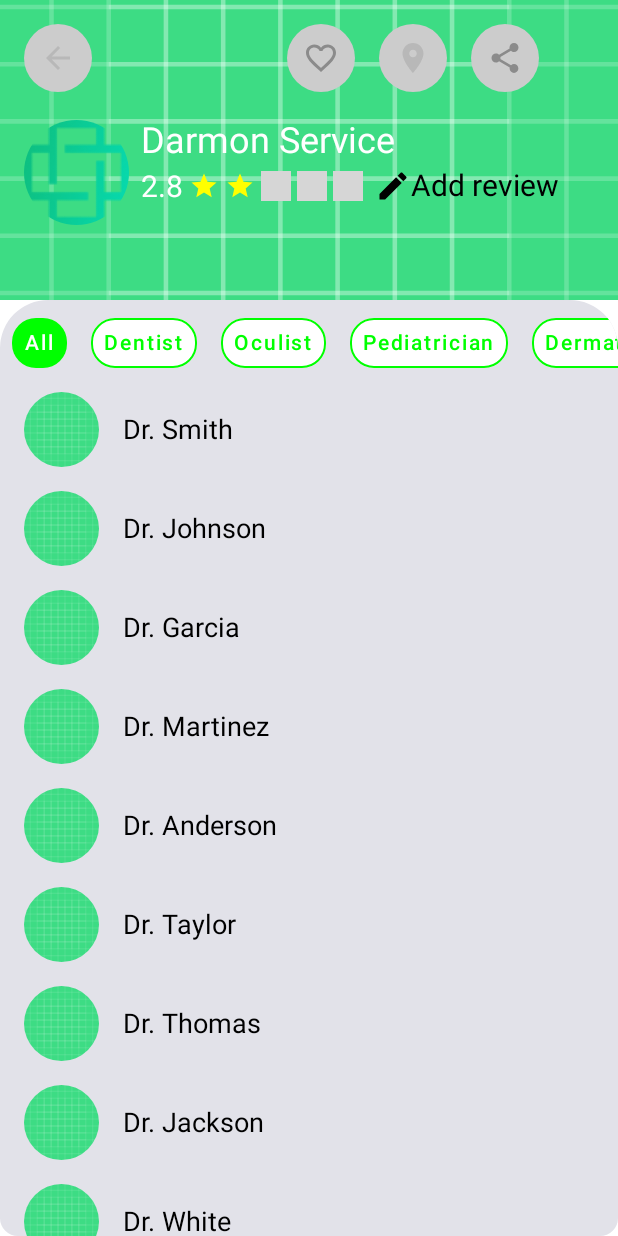
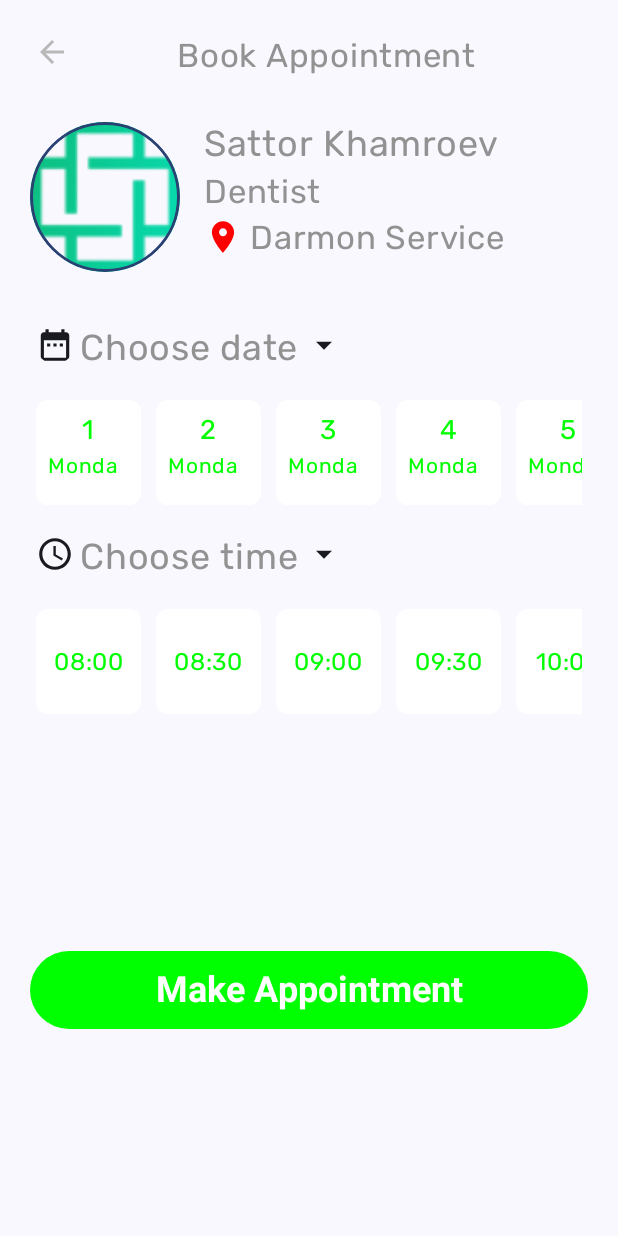
Before and after one commit to Khamroev001/ShifoUz, an Android app built with Jetpack Compose: the screen it shows after launch (MainActivity), on a phone screen of 412 x 824 dp. Run offline under Robolectric (Android 15) with nearby library versions, the phone set to English and light mode, and no system bars; grey boxes are pictures that could not be loaded.

Commit message:
BookAppiontment.kt\

```diff
--- a/app/src/main/java/uz/khamroev/MainActivity.kt
+++ b/app/src/main/java/uz/khamroev/MainActivity.kt
@@ -11,7 +11,7 @@ import androidx.compose.runtime.Composable
 import androidx.compose.ui.Modifier
 import androidx.compose.ui.tooling.preview.Preview
 import androidx.navigation.compose.rememberNavController
-import uz.khamroev.navigation.NavGraph
+import uz.khamroev.screens.BookAppointmentView
 import uz.khamroev.screens.HospitalProfile
 import uz.khamroev.ui.theme.ShifoUzTheme
 
@@ -29,7 +29,7 @@ class MainActivity : ComponentActivity() {
 //                    val navigation= rememberNavController()
 //                    NavGraph(navController = navigation)
 
-                    HospitalProfile()
+                    BookAppointmentView()
 
 
 
--- /dev/null
+++ b/app/src/main/java/uz/khamroev/screens/BookApointment.kt
@@ -0,0 +1,292 @@
+package uz.khamroev.screens
+
+import android.annotation.SuppressLint
+import android.util.Log
+import androidx.compose.material.icons.Icons
+import androidx.compose.material.icons.filled.ArrowDropDown
+import androidx.compose.material.icons.filled.DateRange
+import androidx.compose.ui.text.style.TextAlign
+import androidx.compose.foundation.Image
+import androidx.compose.foundation.background
+import androidx.compose.foundation.border
+import androidx.compose.foundation.clickable
+import androidx.compose.foundation.layout.*
+import androidx.compose.foundation.lazy.LazyRow
+import androidx.compose.foundation.lazy.itemsIndexed
+import androidx.compose.foundation.shape.CircleShape
+import androidx.compose.foundation.shape.RoundedCornerShape
+import androidx.compose.material3.*
+import androidx.compose.runtime.Composable
+import androidx.compose.runtime.mutableStateOf
+import androidx.compose.runtime.remember
+import androidx.compose.ui.Alignment
+import androidx.compose.ui.Modifier
+import androidx.compose.ui.draw.clip
+import androidx.compose.ui.graphics.Color
+import androidx.compose.ui.layout.ContentScale
+import androidx.compose.ui.res.painterResource
+import androidx.compose.ui.text.font.FontWeight
+import androidx.compose.ui.unit.dp
+import androidx.compose.ui.unit.sp
+import uz.khamroev.R
+
+@SuppressLint("ResourceAsColor")
+@Composable
+fun BookAppointmentView() {
+    Column(
+        Modifier
+            .fillMaxSize()
+            .padding(4.dp)
+    ) {
+        Row(
+            Modifier
+                .fillMaxWidth()
+                .padding(8.dp)
+        ) {
+            // Back button
+            Box(
+                modifier = Modifier
+                    .size(45.dp)
+                    .background(color = Color.Unspecified, shape = CircleShape)
+                    .clip(CircleShape)
+                    .clickable { Log.d("TAG", "Back button clicked") },
+                contentAlignment = Alignment.Center
+            ) {
+                Image(
+                    painter = painterResource(id = R.drawable.ic_arrowback),
+                    contentDescription = null,
+                    contentScale = ContentScale.Crop,
+                    alignment = Alignment.Center,
+                )
+            }
+            Spacer(modifier = Modifier.width(60.dp))
+            Text(
+                text = "Book Appointment",
+                fontSize = 22.sp,
+                textAlign = TextAlign.Center,
+                modifier = Modifier.padding(top = 12.dp)
+            )
+        }
+
+        DoctorDetails(doc = Doctor("Sattor Khamroev", R.drawable.logo, ServiceType.Dentist))
+
+        // Choose date row with dropdown calendar
+        Row(
+            Modifier
+                .fillMaxWidth()
+                .padding(20.dp)
+                .clickable { /* Open calendar */ }
+        ) {
+            Icon(
+                imageVector = Icons.Default.DateRange,
+                contentDescription = null,
+                modifier = Modifier
+                    .size(25.dp)
+                    .clip(CircleShape),
+            )
+            Text(text = "Choose date", fontSize = 24.sp, modifier = Modifier.padding(horizontal = 4.dp))
+            Icon(
+                imageVector = Icons.Default.ArrowDropDown,
+                contentDescription = null,
+                modifier = Modifier
+                    .size(25.dp)
+                    .clip(CircleShape),
+            )
+        }
+
+        // LazyRow displaying the days of the month
+        LazyRow(
+            modifier = Modifier.padding(horizontal = 20.dp)
+        ) {
+            // List of days in the month
+            val days = (1..30).toList()
+            itemsIndexed(days) { index, day ->
+                // Create a variable for selected date
+                val isSelected = remember { mutableStateOf(false) }
+
+                // Update the isSelected state when a day is clicked
+                DayItem(
+                    day = day,
+                    isSelected = isSelected.value,
+                    onClick = { isSelected.value = !isSelected.value }
+                )
+
+                Spacer(modifier = Modifier.width(10.dp)) // Add space between items
+            }
+        }
+
+        TimeSelection()
+
+        Spacer(modifier = Modifier.height(150.dp))
+
+        Button(onClick = { /*TODO*/ },
+            Modifier
+                .fillMaxWidth()
+                .padding(horizontal = 16.dp, vertical = 8.dp),
+        colors = ButtonDefaults.buttonColors(Color.Green)) {
+
+            Text(modifier = Modifier.padding(4.dp),text = "Make Appointment", fontSize = 24.sp, color = Color.White, fontWeight = FontWeight.Bold, textAlign = TextAlign.Center)
+
+        }
+    }
+}
+
+@Composable
+fun DayItem(day: Int, isSelected: Boolean, onClick: () -> Unit) {
+    // Determine background color and text color based on selection state
+    val backgroundColor = if (isSelected) Color.Green else Color.White
+    val textColor = if (isSelected) Color.White else Color.Green
+
+    // Display the day item as a square with rounded corners
+    Box(
+        modifier = Modifier
+            .size(70.dp)
+            .clip(RoundedCornerShape(8.dp))
+            .background(backgroundColor)
+            .clickable(onClick = onClick)
+            .padding(8.dp),
+        contentAlignment = Alignment.Center
+    ) {
+        // Display the day number and weekday
+        Column(
+            horizontalAlignment = Alignment.CenterHorizontally,
+            verticalArrangement = Arrangement.Center
+        ) {
+            Text(
+                text = day.toString(),
+                fontSize = 18.sp,
+                color = textColor
+            )
+            Text(
+                text = "Monday", // Placeholder for weekday
+                fontSize = 14.sp,
+                color = textColor
+            )
+        }
+    }
+}
+
+@Composable
+fun DoctorDetails(doc: Doctor) {
+    Row(modifier = Modifier.padding(all = 16.dp)) {
+        Image(
+            painter = painterResource(doc.imageRes),
+            contentDescription = null,
+            modifier = Modifier
+                .size(100.dp)
+                .clip(CircleShape)
+                .border(1.5.dp, MaterialTheme.colorScheme.primary, CircleShape)
+        )
+
+        Spacer(modifier = Modifier.width(16.dp))
+
+        Column {
+            Text(
+                text = doc.name,
+                fontSize = 24.sp
+            )
+
+            Spacer(modifier = Modifier.height(4.dp))
+            Text(text = doc.serviceType.name,
+                fontSize = 22.sp)
+            Spacer(modifier = Modifier.height(4.dp))
+            Row() {
+                Icon(
+                    painter = painterResource(R.drawable.ic_location),
+                    contentDescription = null,
+                    modifier = Modifier
+                        .size(25.dp)
+                        .clip(CircleShape),
+                    tint = Color.Red
+
+                )
+                Spacer(modifier = Modifier.width(5.dp))
+                Text(text = "Darmon Service",
+                    fontSize = 22.sp)
+            }
+        }
+    }
+}
+
+@Composable
+fun TimeSelection() {
+    Row(
+        Modifier
+            .fillMaxWidth()
+            .padding(20.dp)
+            .clickable { /* Open calendar */ }
+    ) {
+        Icon(
+            painterResource(id = R.drawable.ic_time),
+            contentDescription = null,
+            modifier = Modifier
+                .size(25.dp)
+                .clip(CircleShape),
+        )
+        Text(text = "Choose time", fontSize = 24.sp, modifier = Modifier.padding(horizontal = 4.dp))
+        Icon(
+            imageVector = Icons.Default.ArrowDropDown,
+            contentDescription = null,
+            modifier = Modifier
+                .size(25.dp)
+                .clip(CircleShape),
+        )
+    }
+
+    // LazyRow displaying the time slots
+    LazyRow(
+        modifier = Modifier.padding(horizontal = 20.dp)
+    ) {
+        // List of time slots within the range (from 8:00 to 22:00)
+        val timeSlots = mutableListOf<String>()
+        var currentTime = 8 * 60 // Start from 8:00 in minutes
+        val endTime = 22 * 60 // End at 22:00 in minutes
+
+        while (currentTime <= endTime) {
+            val hours = currentTime / 60
+            val minutes = currentTime % 60
+            val formattedTime = "${String.format("%02d", hours)}:${String.format("%02d", minutes)}"
+            timeSlots.add(formattedTime)
+            currentTime += 30 // Increment by 30 minutes
+        }
+
+        itemsIndexed(timeSlots) { index, timeSlot ->
+            // Create a variable for selected time
+            val isSelected = remember { mutableStateOf(false) }
+
+            // Update the isSelected state when a time slot is clicked
+            TimeSlotItem(
+                timeSlot = timeSlot,
+                isSelected = isSelected.value,
+                onClick = { isSelected.value = !isSelected.value }
+            )
+
+            Spacer(modifier = Modifier.width(10.dp)) // Add space between items
+        }
+    }
+}
+
+@Composable
+fun TimeSlotItem(timeSlot: String, isSelected: Boolean, onClick: () -> Unit) {
+    // Determine background color and text color based on selection state
+    val backgroundColor = if (isSelected) Color.Green else Color.White
+    val textColor = if (isSelected) Color.White else Color.Green
+
+    // Display the time slot item as a square with rounded corners
+    Box(
+        modifier = Modifier
+            .size(70.dp)
+            .clip(RoundedCornerShape(8.dp))
+            .background(backgroundColor)
+            .clickable(onClick = onClick)
+            .padding(8.dp),
+        contentAlignment = Alignment.Center
+    ) {
+        // Display the time slot
+        Text(
+            text = timeSlot,
+            fontSize = 16.sp,
+            color = textColor
+        )
+    }
+}
--- a/app/src/main/java/uz/khamroev/screens/HospitalProfile.kt
+++ b/app/src/main/java/uz/khamroev/screens/HospitalProfile.kt
@@ -27,9 +27,7 @@ import androidx.compose.material.Icon
 import androidx.compose.material.MaterialTheme
 import androidx.compose.material.Surface
 import androidx.compose.material.Text
-import androidx.compose.material.icons.Icons
-import androidx.compose.material.icons.filled.Create
-import androidx.compose.material3.Card
+import androidx.compose.material3.ElevatedCard
 import androidx.compose.runtime.Composable
 import androidx.compose.runtime.getValue
 import androidx.compose.runtime.mutableStateOf
@@ -120,6 +118,7 @@ fun HospitalProfile() {
         mutableStateOf(false)
     }
 
+
     //Keladgan malumotlar
     val clinic_logo=R.drawable.logo
     val clinic_poster=R.drawable.ic_launcher_background
@@ -174,7 +173,7 @@ fun HospitalProfile() {
                             .size(45.dp)
                             .background(color = Color.LightGray, shape = CircleShape)
                             .clip(CircleShape)
-                            .clickable {  isLiked.value=!isLiked.value }
+                            .clickable { isLiked.value = !isLiked.value }
                         , contentAlignment = Alignment.Center
                     ) {
                         Image(
@@ -248,14 +247,17 @@ fun HospitalProfile() {
                             )
                             Spacer(modifier = Modifier.width(4.dp))
 
-                            StarRating(starCount = 5, rating = clinic_rating.toFloat())
+                            StarRating(starCount = 5, rating = clinic_rating.toFloat()) {
+
+
+                            }
 
                             Spacer(modifier = Modifier.width(4.dp))
 
-                            Row {
-                                Icon(imageVector = Icons.Default.Create, contentDescription = null)
-                                Text(text = "Add review", fontSize = 20.sp)
-                            }
+//                            Row {
+//                                Icon(imageVector = Icons.Default.Create, contentDescription = null)
+//                                Text(text = "Add review", fontSize = 20.sp)
+//                            }
 
 
 
@@ -265,7 +267,7 @@ fun HospitalProfile() {
 
         }
 
-            Card(
+            ElevatedCard(modifier=
                 Modifier
                     .fillMaxSize()
                     .clip(RoundedCornerShape(32.dp, 32.dp))){
@@ -280,37 +282,19 @@ fun HospitalProfile() {
 
 
 
-
     }
 }}
 
 
-@Composable
-fun IconWithGrayBackground(iconRes: Int, onClickAction: () -> Unit) {
-    Box(
-        modifier = Modifier
-            .size(45.dp)
-            .background(color = Color.LightGray, shape = CircleShape)
-            .clip(CircleShape)
-            .clickable { onClickAction }
-        , contentAlignment = Alignment.Center
-    ) {
-        Image(
-            painter = painterResource(id = iconRes),
-            contentDescription = null,
-            contentScale = ContentScale.Crop,
-           alignment =  Alignment.Center,
-        )
-    }
-}
-
 
 @Composable
-fun StarRating(starCount: Int, rating: Float) {
+fun StarRating(starCount: Int, rating: Float, onClickAction: () -> Unit) {
     val fullStars = rating.toInt()
     val hasHalfStar = rating - fullStars >= 0.5f
 
-    Row {
+    Row(Modifier.clickable {
+        onClickAction
+    }){
         repeat(fullStars) {
             Icon(
                 painter = painterResource(id = R.drawable.ic_fullstar),
--- /dev/null
+++ b/app/src/main/res/drawable/ic_time.xml
@@ -0,0 +1,6 @@
+<vector android:height="24dp" android:tint="#000000"
+    android:viewportHeight="24" android:viewportWidth="24"
+    android:width="24dp" xmlns:android="http://schemas.android.com/apk/res/android">
+    <path android:fillColor="@android:color/white" android:pathData="M11.99,2C6.47,2 2,6.48 2,12s4.47,10 9.99,10C17.52,22 22,17.52 22,12S17.52,2 11.99,2zM12,20c-4.42,0 -8,-3.58 -8,-8s3.58,-8 8,-8 8,3.58 8,8 -3.58,8 -8,8z"/>
+    <path android:fillColor="@android:color/white" android:pathData="M12.5,7H11v6l5.25,3.15 0.75,-1.23 -4.5,-2.67z"/>
+</vector>
```
